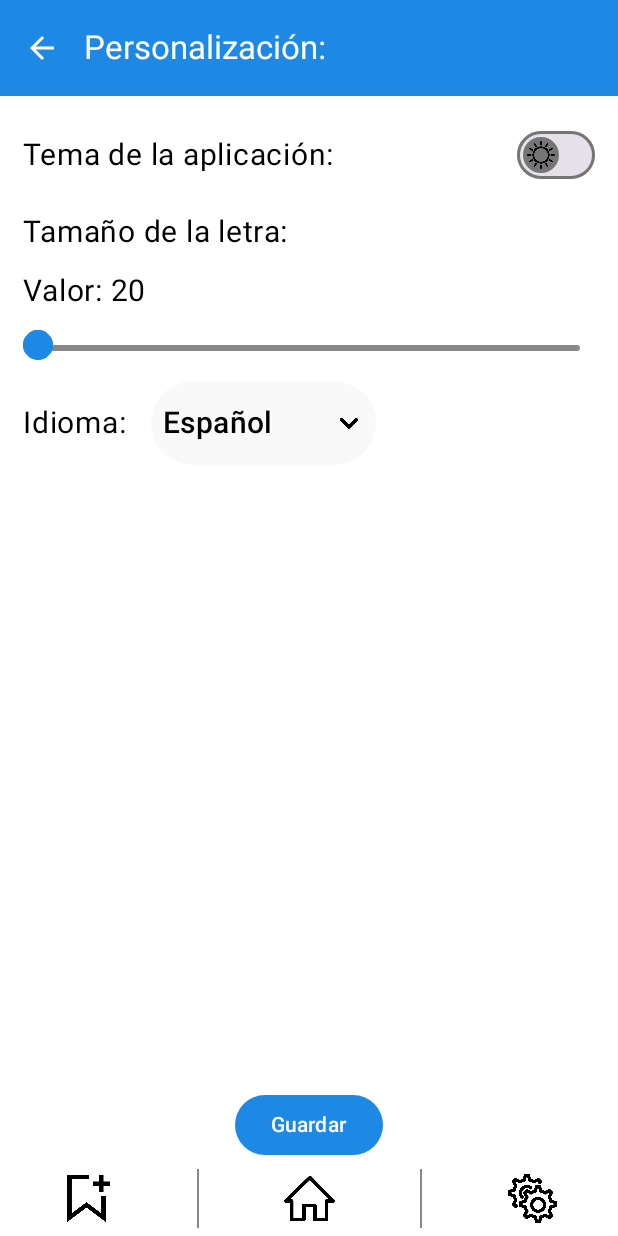
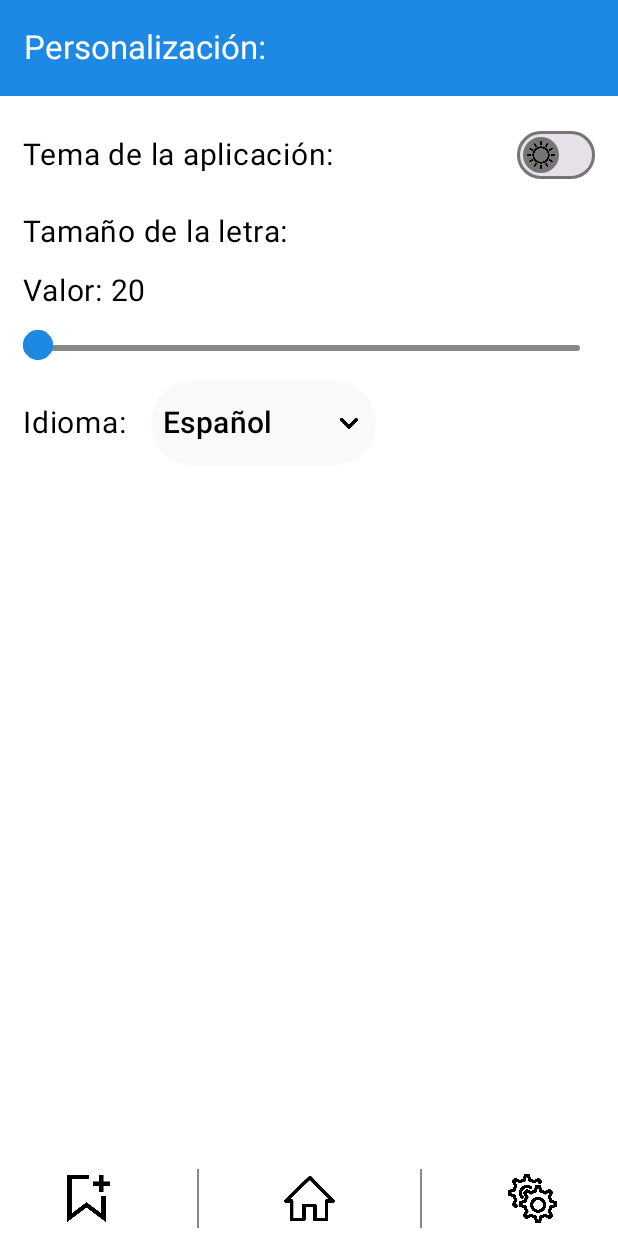
Before and after one commit to Javialj/TSGApp, an Android app built with Jetpack Compose: the AjustesPersonalizados screen opened through its navigation route, on a phone screen of 412 x 824 dp. Run offline under Robolectric (Android 15) with nearby library versions, the phone set to English and light mode, and no system bars; pictures from the network do not load.

Commit message:
Lunes 19/05/25

```diff
--- /dev/null
+++ b/app/src/main/java/com/example/tsgapp/Favoritos.kt
@@ -0,0 +1 @@
+package com.example.tsgapp
--- a/app/src/main/java/com/example/tsgapp/MainActivity.kt
+++ b/app/src/main/java/com/example/tsgapp/MainActivity.kt
@@ -44,6 +44,7 @@ import androidx.navigation.compose.composable
 import androidx.navigation.compose.rememberNavController
 import com.example.tsgapp.ui.theme.TSGAppTheme
 import com.example.tsgapp.ui.theme.TamañoLetra
+import com.example.tsgapp.ui.theme.ThemeState
 
 class MainActivity : ComponentActivity() {
     override fun onCreate(savedInstanceState: Bundle?) {
@@ -187,6 +188,7 @@ fun BarraDespla(navController: NavController? = null){
         modifier = Modifier.fillMaxWidth().height(50.dp),
         horizontalArrangement = Arrangement.SpaceAround
     ) {
+        if (!ThemeState.isDarkMode){
             Button(
                 onClick = { navController?.navigate("favoritos")},
                 colors = ButtonDefaults.buttonColors(Color.Transparent)
@@ -196,6 +198,46 @@ fun BarraDespla(navController: NavController? = null){
                     contentDescription = null
                 )
             }
+        } else {
+            Button(
+            onClick = { navController?.navigate("favoritos")},
+            colors = ButtonDefaults.buttonColors(Color.Transparent)
+        ) {
+            Image(
+                painter = painterResource(id = R.drawable.favoritedark),
+                contentDescription = null
+            )
+        }}
+
+
+        Divider(
+            modifier = Modifier
+                .width(1.dp)
+                .fillMaxHeight()
+                .padding(vertical = 5.dp),
+            color = Color.Gray
+        )
+        if (!ThemeState.isDarkMode) {
+            Button(
+            onClick = { navController?.navigate("principal")},
+            colors = ButtonDefaults.buttonColors(Color.Transparent)
+        ) {
+            Image(
+                painter = painterResource(id = R.drawable.home),
+                contentDescription = null
+            )
+        }} else {
+            Button(
+                onClick = { navController?.navigate("principal")},
+                colors = ButtonDefaults.buttonColors(Color.Transparent)
+            ) {
+                Image(
+                    painter = painterResource(id = R.drawable.homedark),
+                    contentDescription = null
+                )
+            }
+        }
+
 
         Divider(
             modifier = Modifier
@@ -205,24 +247,7 @@ fun BarraDespla(navController: NavController? = null){
             color = Color.Gray
         )
 
-        Button(
-            onClick = { navController?.navigate("principal")},
-            colors = ButtonDefaults.buttonColors(Color.Transparent)
-        ) {
-            Image(
-                painter = painterResource(id = R.drawable.home),
-                contentDescription = null
-            )
-        }
-
-        Divider(
-            modifier = Modifier
-                .width(1.dp)
-                .fillMaxHeight()
-                .padding(vertical = 5.dp),
-            color = Color.Gray
-        )
-
+        if (!ThemeState.isDarkMode) {
             Button(
                 onClick = { navController?.navigate("ajustes")},
                 colors = ButtonDefaults.buttonColors(Color.Transparent)
@@ -231,6 +256,17 @@ fun BarraDespla(navController: NavController? = null){
                     painter = painterResource(id = R.drawable.settings),
                     contentDescription = null
                 )
+            }
+        } else {
+            Button(
+                onClick = { navController?.navigate("ajustes")},
+                colors = ButtonDefaults.buttonColors(Color.Transparent)
+            ) {
+                Image(
+                    painter = painterResource(id = R.drawable.settingsdark),
+                    contentDescription = null
+                )
+            }
         }
     }
 }
--- a/app/src/main/java/com/example/tsgapp/Personalizacion.kt
+++ b/app/src/main/java/com/example/tsgapp/Personalizacion.kt
@@ -76,14 +76,6 @@ fun AjustesPersonalizados() {
     Scaffold(
     topBar = {
         TopAppBar(
-            navigationIcon = {
-                IconButton(onClick = { /* do something */ }) {
-                    Icon(
-                        imageVector = Icons.AutoMirrored.Filled.ArrowBack,
-                        contentDescription = "Localized description"
-                    )
-                }
-            },
             colors = TopAppBarDefaults.topAppBarColors(
                 containerColor = MaterialTheme.colorScheme.primary,
                 titleContentColor = MaterialTheme.colorScheme.onPrimary,
@@ -102,7 +94,6 @@ fun AjustesPersonalizados() {
             .padding(horizontal = 15.dp)
     ) {
 
-        // Switch para tema
         Row(
             verticalAlignment = Alignment.CenterVertically,
             horizontalArrangement = Arrangement.SpaceBetween,
@@ -113,7 +104,7 @@ fun AjustesPersonalizados() {
             Text("Tema de la aplicación:", fontSize = TamañoLetra.tamañoFuente.sp)
             Switch(
                 checked = ThemeState.isDarkMode,
-                onCheckedChange = { ThemeState.toggleTheme() }, // Cambia el tema global
+                onCheckedChange = { ThemeState.toggleTheme() },
                 thumbContent = if (ThemeState.isDarkMode) {
                     {
                         Image(
@@ -134,13 +125,11 @@ fun AjustesPersonalizados() {
             )
         }
 
-        // Slider para tamaño de letra
         Text("Tamaño de la letra:", fontSize = TamañoLetra.tamañoFuente.sp)
         Spacer(modifier = Modifier.height(15.dp))
 
         Text(text = "Valor: ${TamañoLetra.tamañoFuente}", fontSize = TamañoLetra.tamañoFuente.sp)
         Spacer(modifier = Modifier.padding(horizontal = 5.dp))
-        val thumbOffset = 10.dp // Ajusta este valor si ves que el thumb está centrado y afecta el cálculo
 
         Slider(
             value = TamañoLetra.tamañoFuente.toFloat(),
@@ -148,7 +137,7 @@ fun AjustesPersonalizados() {
                 TamañoLetra.tamañoFuente = newValue.toInt()
             },
             valueRange = 20f..30f,
-            steps = 5,
+            steps = 4,
             modifier = Modifier.fillMaxWidth(),
             colors = SliderDefaults.colors(
                 thumbColor = Color.White,
@@ -160,18 +149,15 @@ fun AjustesPersonalizados() {
                     val trackHeight = 4.dp.toPx()
                     val cornerRadius = 2.dp.toPx()
 
-                    // Dibuja la barra inactiva completa
                     drawRoundRect(
                         color = Color.Gray,
                         size = Size(size.width, trackHeight),
                         cornerRadius = CornerRadius(cornerRadius)
                     )
 
-                    // Calcula el ancho lleno usando el valor actual del slider
                     val normalizedValue = (TamañoLetra.tamañoFuente - 20) / (30 - 20f)
                     val filledWidth = normalizedValue * size.width
 
-                    // Dibuja solo la parte activa (hasta donde va el thumb)
                     drawRoundRect(
                         color = primaryColor,
                         size = Size(filledWidth, trackHeight),
@@ -198,10 +184,9 @@ fun AjustesPersonalizados() {
         ) {
             Text("Idioma:", fontSize = TamañoLetra.tamañoFuente.sp)
 
-            Spacer(modifier = Modifier.width(16.dp)) // Espaciado entre texto y botón
+            Spacer(modifier = Modifier.width(16.dp))
 
             Box {
-                // Botón personalizado para selección de idioma
                 Button(
                     onClick = { mostrarMenu = true },
                     modifier = Modifier
@@ -225,7 +210,7 @@ fun AjustesPersonalizados() {
                         modifier = Modifier.size(20.dp)
                     )
                 }
-                // DropdownMenu fuera del TopAppBar pero dentro del Box
+
                 DropdownMenu(
                     expanded = mostrarMenu,
                     onDismissRequest = { mostrarMenu = false },
@@ -243,19 +228,10 @@ fun AjustesPersonalizados() {
                         onClick = {
                             idiomaSeleccionado = "Inglés"
                             mostrarMenu = false
-                        }
-                    )
+                            }
+                        )
+                    }
                 }
-            }
-        }
-
-        // Botón Guardar
-        Spacer(modifier = Modifier.weight(1f)) // Espaciador flexible
-        Button(
-            onClick = { /*TODO()*/ },
-            modifier = Modifier.align(Alignment.CenterHorizontally)
-        ) {
-            Text("Guardar")
             }
         }
     }
--- a/app/src/main/java/com/example/tsgapp/VentanaPrincipal.kt
+++ b/app/src/main/java/com/example/tsgapp/VentanaPrincipal.kt
@@ -78,10 +78,12 @@ fun Principal() {
     var isLoading by remember { mutableStateOf(false) }
     val coroutineScope = rememberCoroutineScope()
 
+
     Column(modifier = Modifier.fillMaxSize()) {
         Column(
             modifier = Modifier.padding(horizontal = 16.dp)
         ) {
+            Row {
                 SearchBar(
                     query = query,
                     onQueryChange = { query = it },
@@ -110,11 +112,12 @@ fun Principal() {
                     interactionSource = remember { MutableInteractionSource() },
                     content = {}
                 )
+            }
             Divider(modifier = Modifier.padding(top = 16.dp))
         }
         Box(
             modifier = Modifier
-                .weight(1f) // Ahora sí funciona, porque está dentro de un Column
+                .weight(1f)
                 .fillMaxSize()
         ){
             LazyColumn(
@@ -164,7 +167,7 @@ fun Principal() {
                                                 colors = ButtonDefaults.buttonColors(Color.Transparent)
                                             ) {
                                                 Image(
-                                                    painter = painterResource(id = R.drawable.favoritepsun),
+                                                    painter = painterResource(id = R.drawable.favoritepdark),
                                                     contentDescription = null,
                                                     modifier = Modifier.size(17.dp)
                                                 )
@@ -231,7 +234,7 @@ fun Principal() {
                                                 colors = ButtonDefaults.buttonColors(Color.Transparent)
                                             ) {
                                                 Image(
-                                                    painter = painterResource(id = R.drawable.favoritepsun),
+                                                    painter = painterResource(id = R.drawable.favoritepdark),
                                                     contentDescription = null,
                                                     modifier = Modifier.size(17.dp)
                                                 )
@@ -279,7 +282,7 @@ fun Principal() {
                                                     colors = ButtonDefaults.buttonColors(Color.Transparent)
                                                 ) {
                                                     Image(
-                                                        painter = painterResource(id = R.drawable.favoritepsun),
+                                                        painter = painterResource(id = R.drawable.favoritepdark),
                                                         contentDescription = null,
                                                         modifier = Modifier.size(20.dp)
                                                     )
@@ -315,7 +318,7 @@ fun Principal() {
                                                 colors = ButtonDefaults.buttonColors(Color.Transparent)
                                             ) {
                                                 Image(
-                                                    painter = painterResource(id = R.drawable.favoritepsun),
+                                                    painter = painterResource(id = R.drawable.favoritepdark),
                                                     contentDescription = null,
                                                     modifier = Modifier.size(20.dp)
                                                 )
```
Also changed, not shown: app/src/main/java/com/example/tsgapp/Cuenta.kt (+22 -3 lines), app/src/main/java/com/example/tsgapp/VentanaFavoritos.kt (+7 -2 lines), app/src/main/res/drawable/favorite.png, app/src/main/res/drawable/favoritedark.png (added), app/src/main/res/drawable/favoritepdark.png (renamed from app/src/main/res/drawable/favoritepsun.png), app/src/main/res/drawable/homedark.png (added), app/src/main/res/drawable/settingsdark.png (added). Lines whose indentation alone changed are shown as unchanged.
